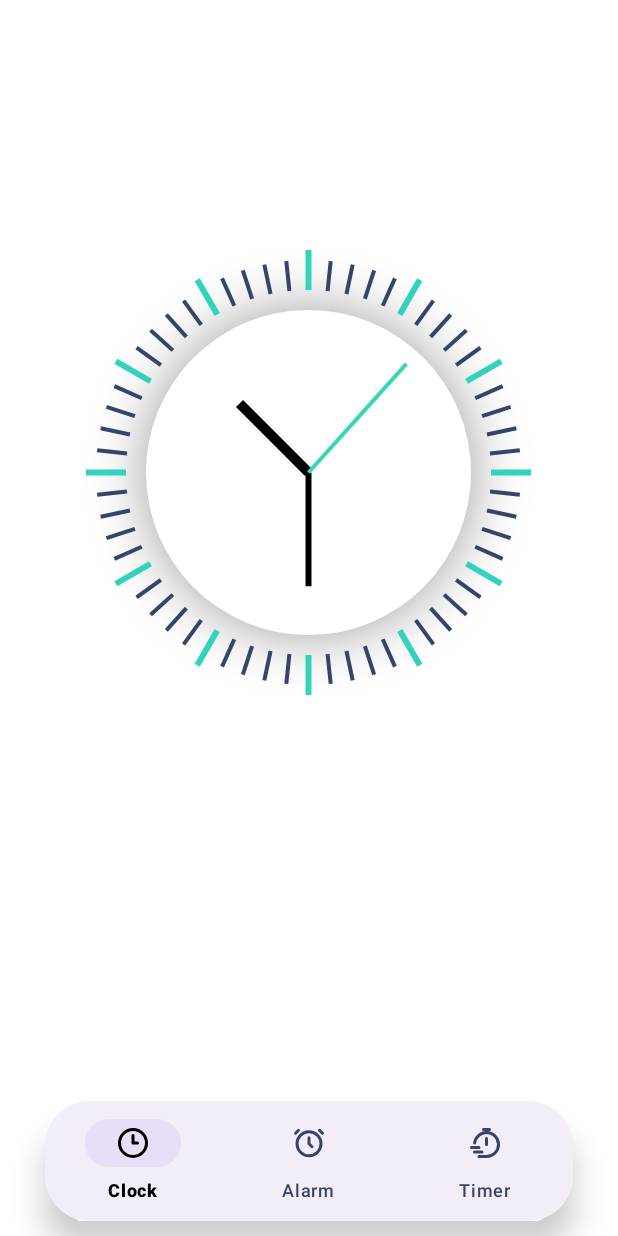
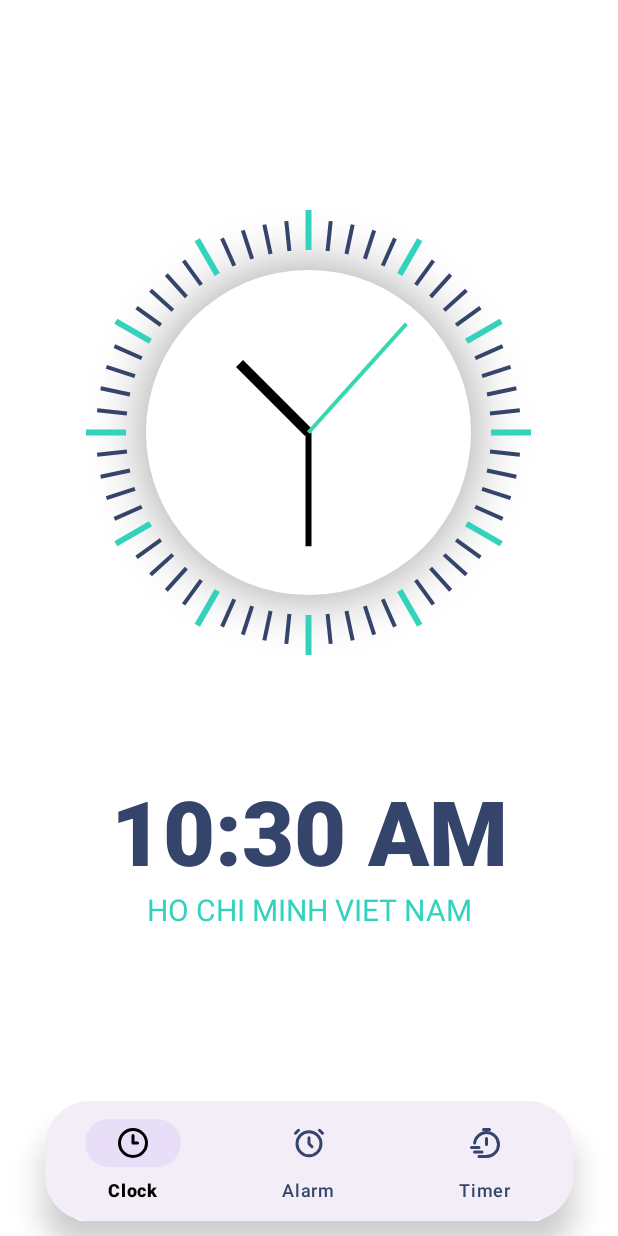
Before and after one commit to daiduoq-ng/lab1-nt131, an Android app: the screen it shows after launch (MainActivity), on a phone screen of 412 x 824 dp. Run offline under Robolectric (Android 15) with nearby library versions, the phone set to English and light mode, and no system bars.

Commit message:
Modified Digital Clock and Added Location (phake)

```diff
--- a/app/src/main/java/com/example/duongnvdssupperclock/MainActivity.java
+++ b/app/src/main/java/com/example/duongnvdssupperclock/MainActivity.java
@@ -47,8 +47,8 @@ public class MainActivity extends AppCompatActivity {
 
         // Add fragments to the list
         fragmentArrayList.add(new FragmentClock());
+        fragmentArrayList.add(new FragmentAlarm());
         fragmentArrayList.add(new FragmentTimer());
-        fragmentArrayList.add(new FragmentAlarm());
 
         // Set up the adapter for the ViewPager2
         AdapterViewPager adapterViewPager = new AdapterViewPager(this, fragmentArrayList);
--- a/app/src/main/res/layout/fragment_clock.xml
+++ b/app/src/main/res/layout/fragment_clock.xml
@@ -10,16 +10,29 @@
         android:id="@+id/analogClock"
         android:layout_width="350dp"
         android:layout_height="350dp"
-        android:layout_marginTop="-90dp"/>
-
+        android:layout_marginTop="-90dp" />
 
     <TextView
         android:id="@+id/digitalClock"
-        android:layout_width="wrap_content"
+        android:layout_width="328dp"
+        android:layout_height="79dp"
+        android:layout_marginTop="50dp"
+        android:fontFamily="sans-serif-black"
+        android:text="08:27 PM"
+
+        android:textAlignment="center"
+        android:textAllCaps="false"
+        android:textColor="#35446b"
+        android:textSize="60sp"
+        android:textStyle="bold" />
+
+    <TextView
+        android:id="@+id/textView3"
+        android:layout_width="match_parent"
         android:layout_height="wrap_content"
-        android:textColor="#FFFFFF"
-        android:text="08:27 PM"
-        android:textSize="40sp"
+        android:text="HO CHI MINH VIET NAM"
+        android:textAlignment="center"
+        android:textColor="#32d2bd"
+        android:textSize="20sp" />
 
-        android:layout_marginTop="50dp"/>
 </LinearLayout>
```
